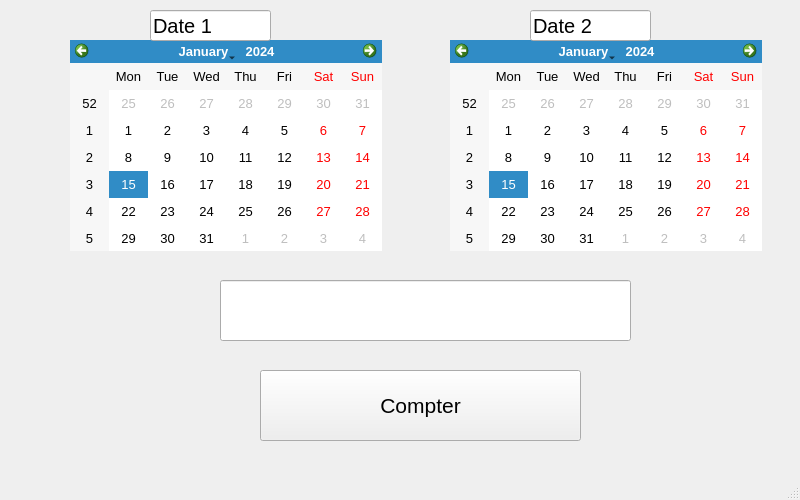
samalien/nb_jours, file fenetre.ui: the form before one commit.
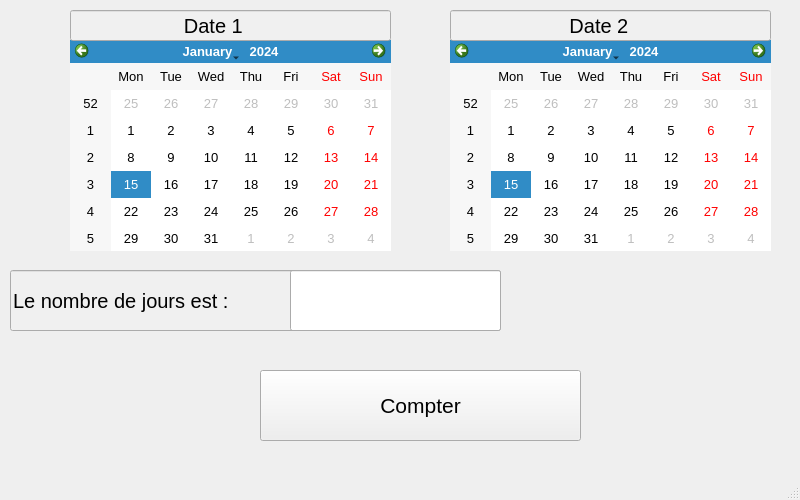
The form after the commit.

Commit message: change new look of design

Patch:
```diff
--- a/fenetre.ui
+++ b/fenetre.ui
@@ -36,7 +36,7 @@
      <rect>
       <x>450</x>
       <y>40</y>
-      <width>312</width>
+      <width>321</width>
       <height>211</height>
      </rect>
     </property>
@@ -46,7 +46,7 @@
      <rect>
       <x>70</x>
       <y>40</y>
-      <width>312</width>
+      <width>321</width>
       <height>211</height>
      </rect>
     </property>
@@ -54,9 +54,9 @@
    <widget class="QLineEdit" name="nb">
     <property name="geometry">
      <rect>
-      <x>220</x>
-      <y>280</y>
-      <width>411</width>
+      <x>290</x>
+      <y>270</y>
+      <width>211</width>
       <height>61</height>
      </rect>
     </property>
@@ -66,7 +66,7 @@
      </font>
     </property>
     <property name="text">
-     <string/>
+     <string>              </string>
     </property>
     <property name="readOnly">
      <bool>true</bool>
@@ -93,9 +93,9 @@
    <widget class="QLineEdit" name="lineEdit">
     <property name="geometry">
      <rect>
-      <x>150</x>
+      <x>70</x>
       <y>10</y>
-      <width>121</width>
+      <width>321</width>
       <height>31</height>
      </rect>
     </property>
@@ -105,10 +105,10 @@
      </font>
     </property>
     <property name="styleSheet">
-     <string notr="true">border-color: rgb(255, 255, 255);</string>
+     <string notr="true">background-color: rgb(240, 240, 240);</string>
     </property>
     <property name="text">
-     <string>Date 1</string>
+     <string>                    Date 1</string>
     </property>
     <property name="readOnly">
      <bool>true</bool>
@@ -117,9 +117,9 @@
    <widget class="QLineEdit" name="lineEdit_2">
     <property name="geometry">
      <rect>
-      <x>530</x>
+      <x>450</x>
       <y>10</y>
-      <width>121</width>
+      <width>321</width>
       <height>31</height>
      </rect>
     </property>
@@ -129,15 +129,48 @@
      </font>
     </property>
     <property name="styleSheet">
-     <string notr="true">border-color: rgb(255, 255, 255);</string>
+     <string notr="true">border-color: rgb(255, 255, 255);
+background-color: rgb(240, 240, 240);</string>
     </property>
     <property name="text">
-     <string>Date 2</string>
+     <string>                     Date 2</string>
     </property>
     <property name="readOnly">
      <bool>true</bool>
     </property>
    </widget>
+   <widget class="QLineEdit" name="lineEdit_3">
+    <property name="geometry">
+     <rect>
+      <x>10</x>
+      <y>270</y>
+      <width>491</width>
+      <height>61</height>
+     </rect>
+    </property>
+    <property name="font">
+     <font>
+      <pointsize>15</pointsize>
+     </font>
+    </property>
+    <property name="styleSheet">
+     <string notr="true">background-color: rgb(240, 240, 240);
+border-color: rgb(240, 240, 240);</string>
+    </property>
+    <property name="text">
+     <string>Le nombre de jours est :</string>
+    </property>
+    <property name="readOnly">
+     <bool>true</bool>
+    </property>
+   </widget>
+   <zorder>lineEdit_3</zorder>
+   <zorder>date2</zorder>
+   <zorder>date1</zorder>
+   <zorder>nb</zorder>
+   <zorder>pushButton</zorder>
+   <zorder>lineEdit</zorder>
+   <zorder>lineEdit_2</zorder>
   </widget>
   <widget class="QMenuBar" name="menubar">
    <property name="geometry">
```
The commit also changes 3 other files.
